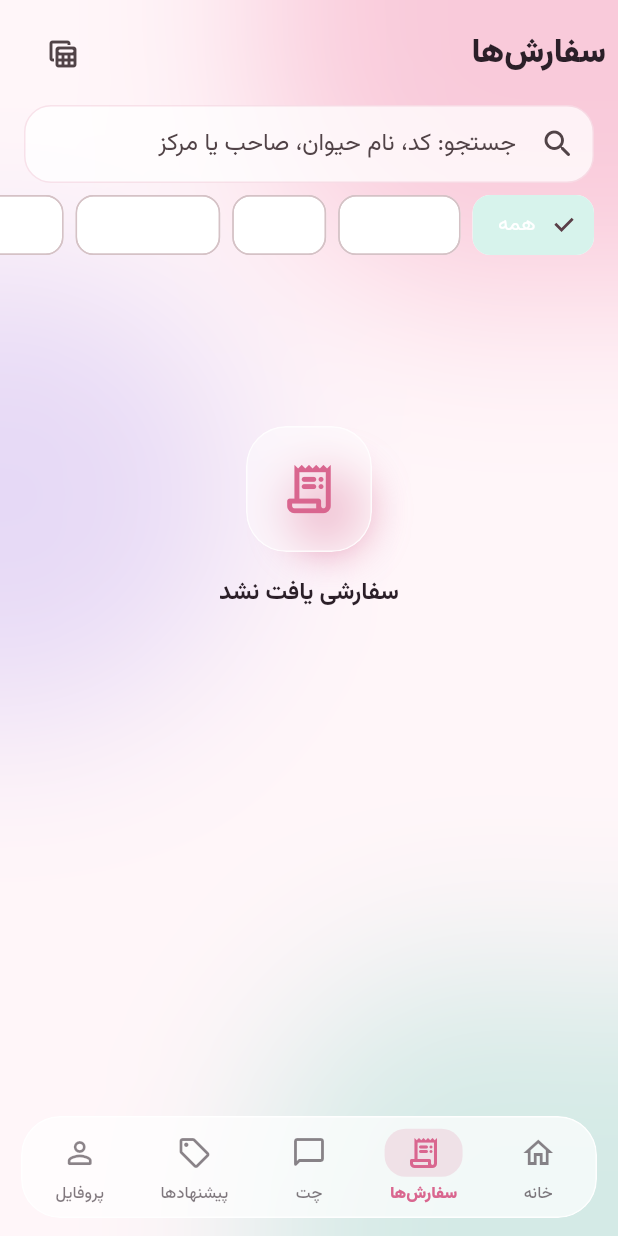
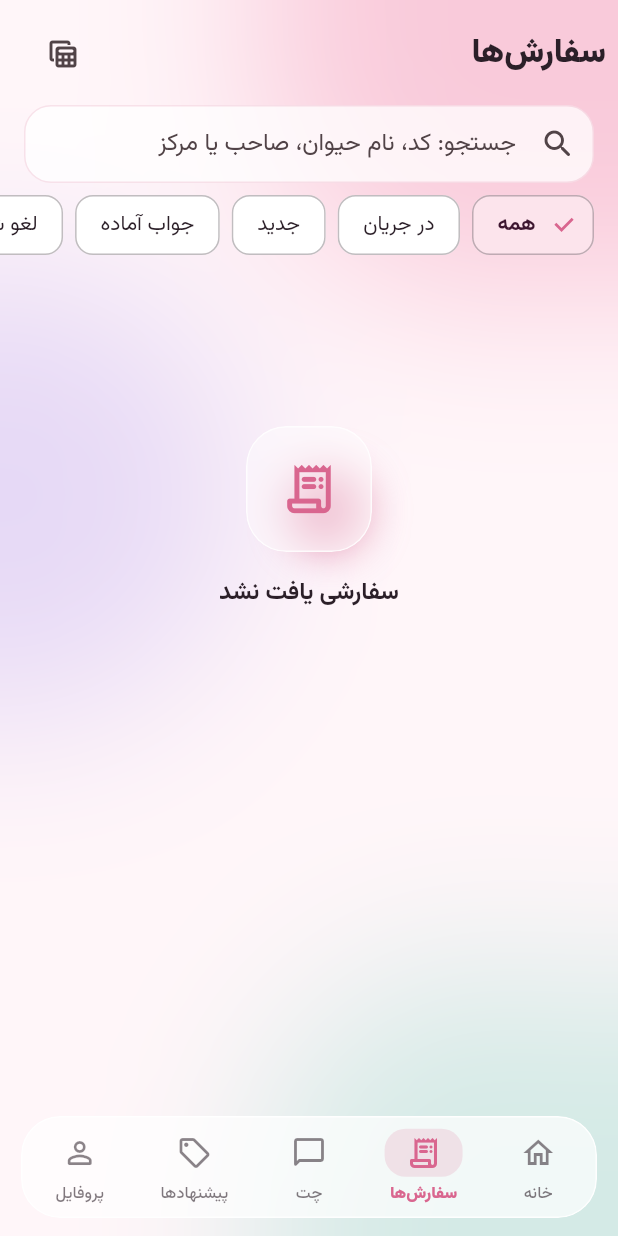
Before and after one commit to amirhossein-shariat/Melopet, a Flutter app: the ClinicShell screen opened directly, item 2 of the bottom bar chosen, after a tap on "خانه", after a tap on "سفارش‌ها", on a phone screen of 412 x 824 dp. Run offline on Flutter 3.47's test engine with Material 3 defaults, Android fonts, the phone set to English and light mode, and no system bars; our stand-ins replace audioplayers, file_picker, flutter_local_notifications, flutter_map, geolocator, image_picker and 7 more; missing offline and left inert: excel, record, workmanager; accounts and stored records are empty; network calls fail.

Commit message:
Fix chat spacing and attach sheet, make text readable in dark and light themes
- Chat composer no longer floats above the nav bar (extra inset removed);
  the floating nav hides while the keyboard is open
- Attach/gallery sheet wraps its content instead of filling the screen
- Chips and segmented buttons get explicit readable colours in both themes;
  accent colours used as text are lightened/darkened for the active theme
- File sizes in Persian units; white text on error toasts

Co-Authored-By: Claude Sonnet 5.5 <noreply@anthropic.com>
Claude-Session: https://claude.ai/code/session_01KiTvgZv739xG4qCxtBVtnX

```diff
--- a/app/lib/screens/admin/admin_dashboard.dart
+++ b/app/lib/screens/admin/admin_dashboard.dart
@@ -212,7 +212,7 @@ class _Stat extends StatelessWidget {
             children: [
               Text(
                 faNum(value),
-                style: TextStyle(fontSize: 24, fontWeight: FontWeight.w900, color: color),
+                style: TextStyle(fontSize: 24, fontWeight: FontWeight.w900, color: readable(context, color)),
               ),
               Text(label, maxLines: 2, style: const TextStyle(fontSize: 11.5, fontWeight: FontWeight.w600)),
             ],
--- a/app/lib/screens/admin/tests_screen.dart
+++ b/app/lib/screens/admin/tests_screen.dart
@@ -85,7 +85,11 @@ class _TestsScreenState extends State<TestsScreen> {
                                   for (final tier in ['gold', 'silver', 'bronze'])
                                     Text(
                                       '${tierLabels[tier]}: ${money(t.getDoubleValue('price_$tier'), unit: false)}',
-                                      style: TextStyle(fontSize: 11.5, color: tierColors[tier], fontWeight: FontWeight.w700),
+                                      style: TextStyle(
+                                        fontSize: 11.5,
+                                        color: readable(context, tierColors[tier]!),
+                                        fontWeight: FontWeight.w700,
+                                      ),
                                     ),
                                 ],
                               ),
--- a/app/lib/screens/chat/chat_screen.dart
+++ b/app/lib/screens/chat/chat_screen.dart
@@ -24,8 +24,7 @@ class ChatScreen extends StatefulWidget {
   /// Admin: which clinic to talk to. Clinic: null (own conversation).
   final String? clinicId;
   final String? draft;
-  final double bottomInset;
-  const ChatScreen({super.key, this.clinicId, this.draft, this.bottomInset = 0});
+  const ChatScreen({super.key, this.clinicId, this.draft});
 
   @override
   State<ChatScreen> createState() => _ChatScreenState();
@@ -415,7 +414,6 @@ class _ChatScreenState extends State<ChatScreen> {
         filter: ImageFilter.blur(sigmaX: 20, sigmaY: 20),
         child: Container(
           color: Theme.of(context).scaffoldBackgroundColor.withValues(alpha: .7),
-          padding: EdgeInsets.only(bottom: widget.bottomInset),
           child: SafeArea(
             top: false,
             child: Column(
@@ -535,6 +533,7 @@ class _AttachOption extends StatelessWidget {
     child: Padding(
       padding: const EdgeInsets.all(8),
       child: Column(
+        mainAxisSize: MainAxisSize.min,
         children: [
           GlassIcon(icon, color: color, size: 60),
           const SizedBox(height: 8),
--- a/app/lib/screens/clinic/clinic_shell.dart
+++ b/app/lib/screens/clinic/clinic_shell.dart
@@ -58,7 +58,7 @@ class _ClinicShellState extends State<ClinicShell> {
       HomeScreen(onNavigate: go),
       const OrdersScreen(),
       // built only while visible so incoming messages aren't auto-marked as read
-      _index == 2 ? const ChatScreen(bottomInset: 84) : const SizedBox(),
+      _index == 2 ? const ChatScreen() : const SizedBox(),
       const PromotionsScreen(),
       const ProfileScreen(),
     ];
@@ -67,7 +67,10 @@ class _ClinicShellState extends State<ClinicShell> {
         backgroundColor: Colors.transparent,
         extendBody: true,
         body: IndexedStack(index: _index, children: pages),
-        bottomNavigationBar: GlassNavBar(
+        // hide the floating nav while the keyboard is open so it doesn't sit on top of the input
+        bottomNavigationBar: MediaQuery.viewInsetsOf(context).bottom > 0
+            ? null
+            : GlassNavBar(
                 index: _index,
                 onTap: (i) {
                   go(i);
--- a/app/lib/screens/clinic/courier_request_screen.dart
+++ b/app/lib/screens/clinic/courier_request_screen.dart
@@ -477,7 +477,7 @@ class _CourierRequestScreenState extends State<CourierRequestScreen> {
                                 Text(c.name, style: const TextStyle(fontWeight: FontWeight.w700)),
                                 Text(
                                   [info.label, if (c.sampleType.isNotEmpty) c.sampleType].join(' • '),
-                                  style: TextStyle(fontSize: 11.5, color: info.color),
+                                  style: TextStyle(fontSize: 11.5, color: readable(context, info.color)),
                                 ),
                               ],
                             ),
--- a/app/lib/utils/format.dart
+++ b/app/lib/utils/format.dart
@@ -86,9 +86,9 @@ String relativeDay(DateTime d) {
 }
 
 String fileSize(num bytes) {
-  if (bytes < 1024) return '${faNum(bytes.toInt())} B';
-  if (bytes < 1024 * 1024) return '${faNum((bytes / 1024).toStringAsFixed(0))} KB';
-  return '${faNum((bytes / 1024 / 1024).toStringAsFixed(1))} MB';
+  if (bytes < 1024) return '${faNum(bytes.toInt())} بایت';
+  if (bytes < 1024 * 1024) return '${faNum((bytes / 1024).toStringAsFixed(0))} کیلوبایت';
+  return '${faNum((bytes / 1024 / 1024).toStringAsFixed(1))} مگابایت';
 }
 
 // ---------------------------------------------------------------- labels
--- a/app/lib/widgets/glass.dart
+++ b/app/lib/widgets/glass.dart
@@ -6,6 +6,14 @@ import '../theme.dart';
 import '../utils/format.dart';
 
 bool isDark(BuildContext c) => Theme.of(c).brightness == Brightness.dark;
+
+/// Brand/status colours are chosen for light surfaces; this keeps them legible as
+/// text or icons on whichever theme is active (lighter in dark mode, darker for pale colours in light mode).
+Color readable(BuildContext c, Color color) {
+  if (isDark(c)) return Color.lerp(color, Colors.white, .42)!;
+  final l = color.computeLuminance();
+  return l > .30 ? Color.lerp(color, Colors.black, ((l - .25) * 1.1).clamp(0.0, .55))! : color;
+}
 
 /// Soft, blurred colour blobs behind every screen — gives the glass cards
 /// something to refract.
@@ -240,6 +248,7 @@ class StatusChip extends StatelessWidget {
   @override
   Widget build(BuildContext context) {
     final s = statusInfo(status);
+    final fg = readable(context, s.color);
     return Container(
       padding: EdgeInsets.symmetric(horizontal: dense ? 8 : 10, vertical: dense ? 3 : 5),
       decoration: BoxDecoration(
@@ -250,11 +259,11 @@ class StatusChip extends StatelessWidget {
       child: Row(
         mainAxisSize: MainAxisSize.min,
         children: [
-          Icon(s.icon, size: dense ? 13 : 15, color: s.color),
+          Icon(s.icon, size: dense ? 13 : 15, color: fg),
           const SizedBox(width: 4),
           Text(
             s.label,
-            style: TextStyle(color: s.color, fontSize: dense ? 11 : 12, fontWeight: FontWeight.w700),
+            style: TextStyle(color: fg, fontSize: dense ? 11 : 12, fontWeight: FontWeight.w700),
           ),
         ],
       ),
@@ -377,7 +386,15 @@ class MPScaffold extends StatelessWidget {
 void toast(BuildContext context, String msg, {bool error = false}) {
   ScaffoldMessenger.of(context)
     ..hideCurrentSnackBar()
-    ..showSnackBar(SnackBar(content: Text(msg), backgroundColor: error ? MP.danger : null));
+    ..showSnackBar(
+      SnackBar(
+        content: Text(
+          msg,
+          style: error ? const TextStyle(color: Colors.white, fontWeight: FontWeight.w600) : null,
+        ),
+        backgroundColor: error ? MP.danger : null,
+      ),
+    );
 }
 
 Future<bool> confirm(BuildContext context, String title, String body, {String ok = 'تایید'}) async {
```
Also changed, not shown: app/lib/theme.dart (+20 -1 lines). Lines whose indentation alone changed are shown as unchanged.
